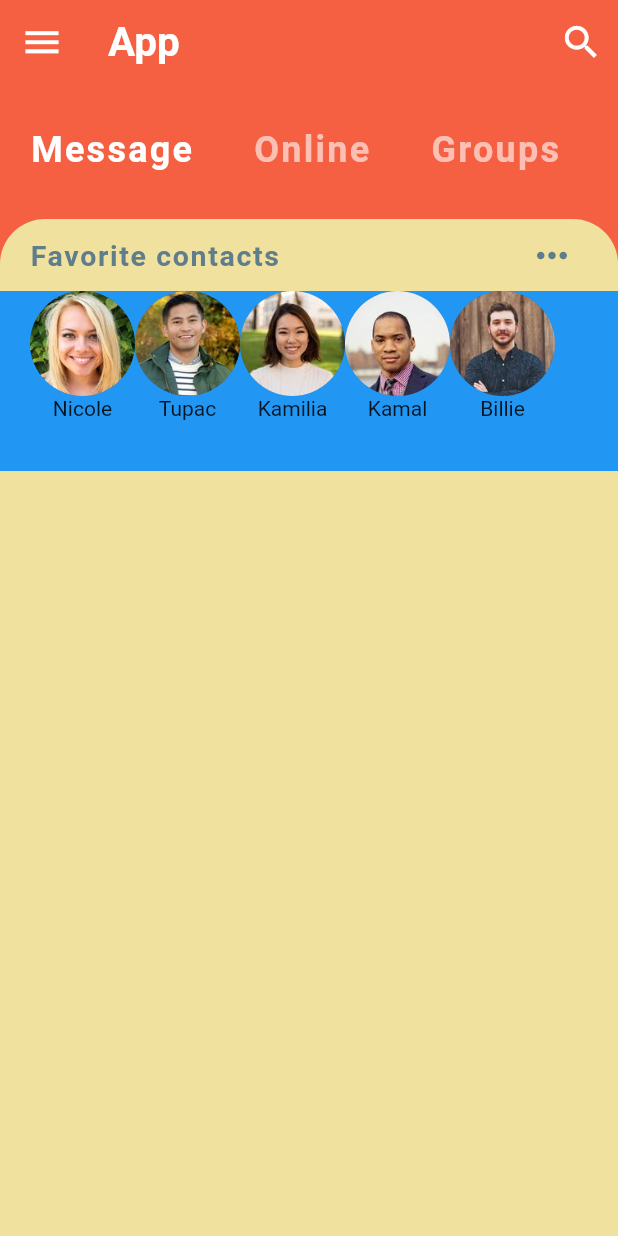
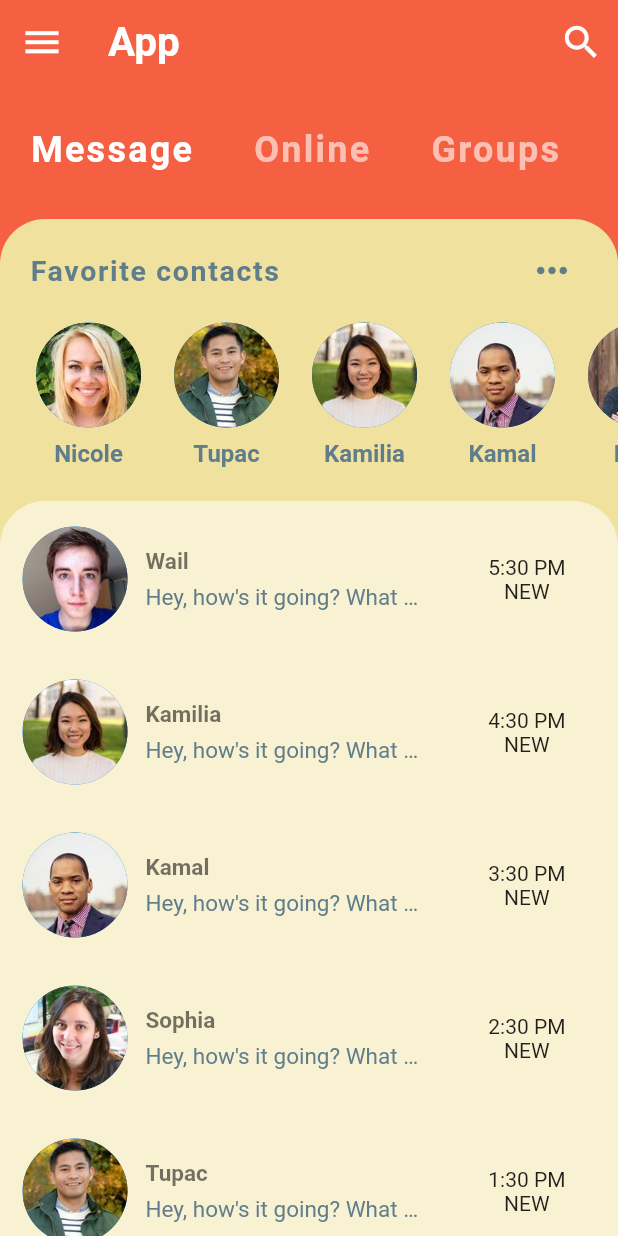
Before and after one commit to wailsamjouni/chat_clone, a Flutter app: the screen it shows after launch, on a phone screen of 412 x 824 dp. Run offline on Flutter 3.47's test engine with Material 2 defaults, Android fonts, the phone set to English and light mode, and no system bars.

Commit message:
GUI updated

```diff
--- a/lib/models/message_model.dart
+++ b/lib/models/message_model.dart
@@ -62,7 +62,7 @@ final User tupac = User(
 
 List<User> favo = [nicole, tupac, kamilia, kamal, billie];
 
-List<Message> chats = [
+List<Message> chatList = [
   Message(
     sender: wail,
     time: '5:30 PM',
--- a/lib/screens/home_screen.dart
+++ b/lib/screens/home_screen.dart
@@ -1,4 +1,6 @@
+import 'package:chat_clone/models/message_model.dart';
 import 'package:chat_clone/widgets/category_widget.dart';
+import 'package:chat_clone/widgets/chat_widget.dart';
 import 'package:chat_clone/widgets/contacts_widget.dart';
 import 'package:flutter/material.dart';
 
@@ -52,6 +54,7 @@ class _HomeScreenState extends State<HomeScreen> {
                 child: Column(
                   children: <Widget>[
                     ContactWidget(),
+                    ChatWidget(),
                   ],
                 ),
               ),
--- /dev/null
+++ b/lib/widgets/chat_widget.dart
@@ -0,0 +1,77 @@
+import 'package:chat_clone/models/message_model.dart';
+import 'package:flutter/material.dart';
+
+class ChatWidget extends StatelessWidget {
+  const ChatWidget({Key? key}) : super(key: key);
+
+  @override
+  Widget build(BuildContext context) {
+    return Expanded(
+      child: Container(
+          height: 400.0,
+          decoration: BoxDecoration(
+              color: Colors.white54,
+              borderRadius: BorderRadius.only(
+                  topLeft: Radius.circular(30.0),
+                  topRight: Radius.circular(30.0))),
+          child: ClipRRect(
+            borderRadius: BorderRadius.only(
+                topLeft: Radius.circular(30.0),
+                topRight: Radius.circular(30.0)),
+            child: ListView.builder(
+                itemCount: chatList.length,
+                itemBuilder: (BuildContext context, int index) {
+                  return Container(
+                    margin: EdgeInsets.only(top: 7.0, right: 20.0, bottom: 5.0),
+                    padding:
+                        EdgeInsets.symmetric(horizontal: 15.0, vertical: 10.0),
+                    child: Row(
+                      mainAxisAlignment: MainAxisAlignment.spaceBetween,
+                      children: <Widget>[
+                        Row(
+                          children: [
+                            CircleAvatar(
+                              radius: 35.0,
+                              backgroundImage:
+                                  AssetImage(chatList[index].sender.imageUrl),
+                            ),
+                            SizedBox(width: 12.0),
+                            Column(
+                              crossAxisAlignment: CrossAxisAlignment.start,
+                              children: [
+                                Text(
+                                  chatList[index].sender.name,
+                                  style: TextStyle(
+                                      color: Colors.black54,
+                                      fontSize: 15.0,
+                                      fontWeight: FontWeight.bold),
+                                ),
+                                SizedBox(height: 6.0),
+                                Container(
+                                  width:
+                                      MediaQuery.of(context).size.width * 0.45,
+                                  child: Text(
+                                    chatList[index].text,
+                                    style: TextStyle(
+                                        fontSize: 15.0, color: Colors.blueGrey),
+                                    overflow: TextOverflow.ellipsis,
+                                  ),
+                                ),
+                              ],
+                            ),
+                          ],
+                        ),
+                        Column(
+                          children: <Widget>[
+                            Text(chatList[index].time),
+                            Text('NEW'),
+                          ],
+                        ),
+                      ],
+                    ),
+                  );
+                }),
+          )),
+    );
+  }
+}
--- a/lib/widgets/contacts_widget.dart
+++ b/lib/widgets/contacts_widget.dart
@@ -6,7 +6,9 @@ class ContactWidget extends StatelessWidget {
 
   @override
   Widget build(BuildContext context) {
-    return Column(
+    return Padding(
+      padding: EdgeInsets.symmetric(vertical: 10.0),
+      child: Column(
         children: [
           Padding(
             padding: const EdgeInsets.symmetric(horizontal: 20.0),
@@ -34,25 +36,36 @@ class ContactWidget extends StatelessWidget {
           ),
           Container(
             height: 120.0,
-          color: Colors.blue,
+            color: Color(0xfff0e19e),
             child: ListView.builder(
               scrollDirection: Axis.horizontal,
               itemCount: favo.length,
-            padding: EdgeInsets.only(left: 20.0),
+              padding: EdgeInsets.only(left: 13.0),
               itemBuilder: (BuildContext context, int index) {
-              return Column(
+                return Padding(
+                  padding: const EdgeInsets.all(11.0),
+                  child: Column(
                     children: [
                       CircleAvatar(
                         radius: 35.0,
                         backgroundImage: AssetImage(favo[index].imageUrl),
                       ),
-                  Text(favo[index].name),
+                      SizedBox(height: 8.0),
+                      Text(
+                        favo[index].name,
+                        style: TextStyle(
+                            fontSize: 16.0,
+                            color: Colors.blueGrey,
+                            fontWeight: FontWeight.bold),
+                      ),
                     ],
+                  ),
                 );
               },
             ),
           ),
         ],
+      ),
     );
   }
 }
```
Lines whose indentation alone changed are shown as unchanged.
